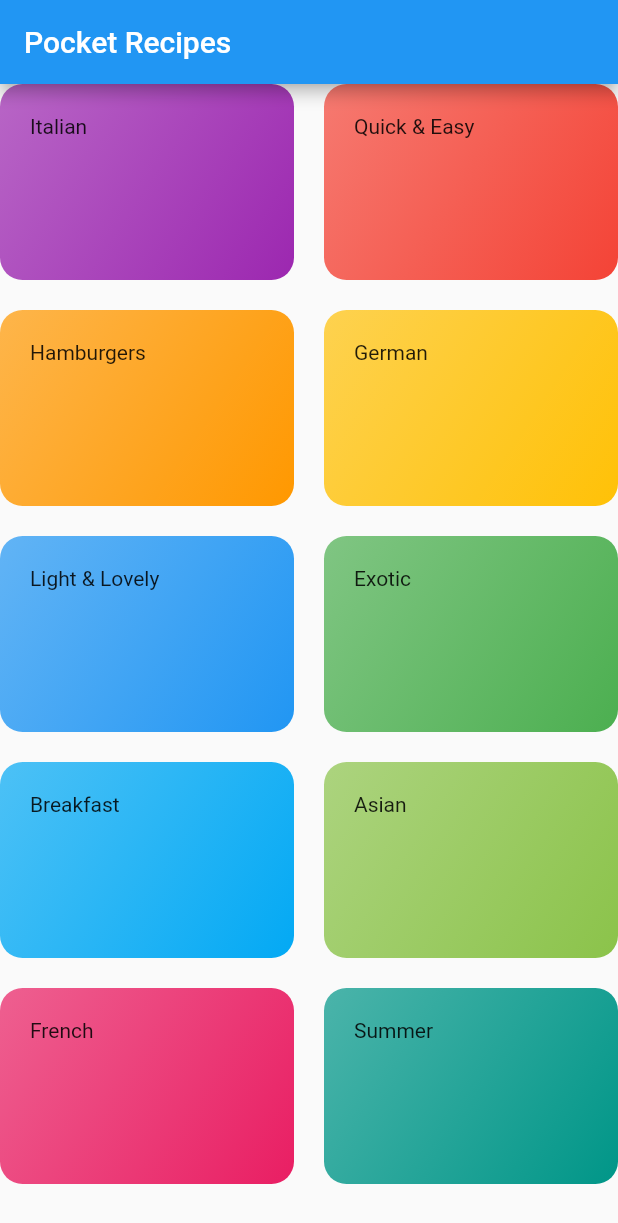
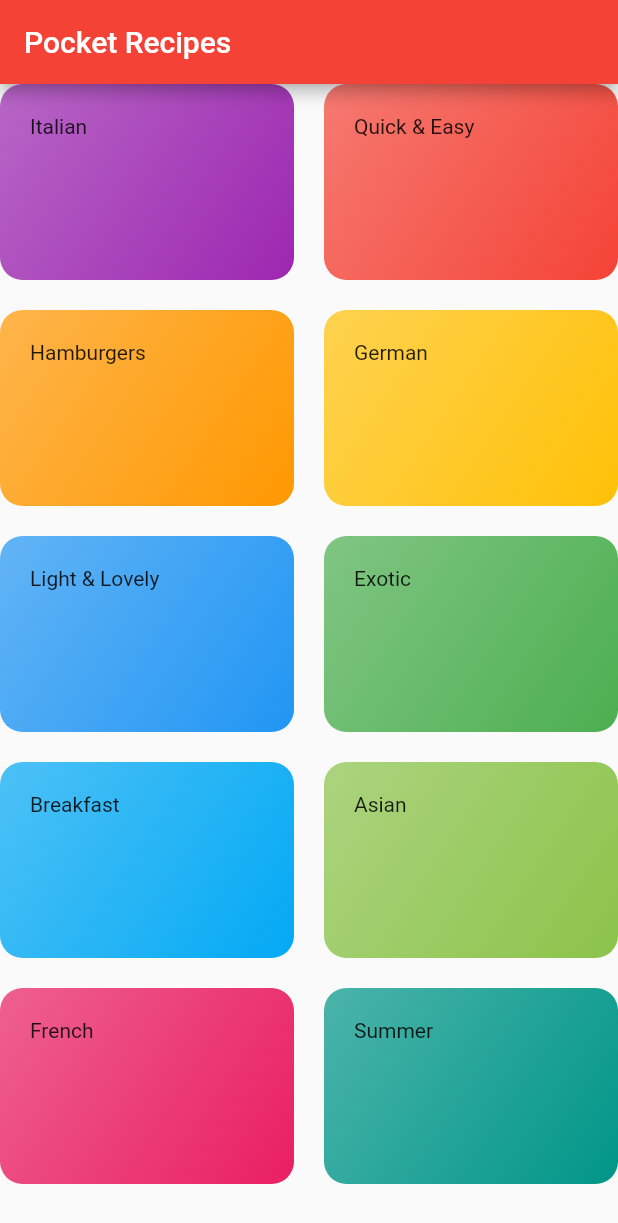
Before and after one commit to archrave/Pocket-Recipes-App, a Flutter app: the screen it shows after launch, on a phone screen of 412 x 824 dp. Shown: the top 1223 px of the screen. Run offline on Flutter 3.47's test engine with Material 2 defaults, Android fonts, the phone set to English and light mode, and no system bars.

```diff
--- a/lib/main.dart
+++ b/lib/main.dart
@@ -6,13 +6,11 @@ void main() {
 }
 
 class MyApp extends StatelessWidget {
-  // This widget is the root of your application.
-  @override
   Widget build(BuildContext context) {
     return MaterialApp(
       title: 'Pocket Recipes',
       theme: ThemeData(
-        primarySwatch: Colors.blue,
+        primarySwatch: Colors.red,
       ),
       home: CategoriesScreen(),
     );
--- a/lib/dummy_data.dart
+++ b/lib/models/dummy_data.dart
@@ -1,5 +1,5 @@
 import 'package:flutter/material.dart';
-import './models/category.dart';
+import 'category.dart';
 
 const DUMMY_CATEGORIES = const [
   Category(
--- a/lib/widgets/categories_screen.dart
+++ b/lib/widgets/categories_screen.dart
@@ -1,6 +1,6 @@
 import 'package:flutter/material.dart';
 import './category_item.dart';
-import '../dummy_data.dart';
+import '../models/dummy_data.dart';
 
 class CategoriesScreen extends StatelessWidget {
   @override
```
Also changed, not shown: pubspec.yaml (+18 -11 lines), fonts/Raleway-Black.ttf (added), fonts/Raleway-Bold.ttf (added), fonts/Raleway-Regular.ttf (added), fonts/RobotoCondensed-Bold.ttf (added), fonts/RobotoCondensed-Italic.ttf (added), fonts/RobotoCondensed-Light.ttf (added), fonts/RobotoCondensed-Regular.ttf (added).
